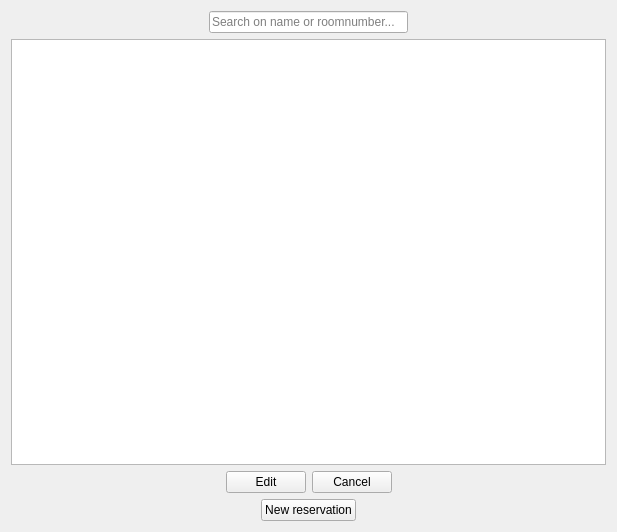
The window that hotel/reservationstab/reservationstab.ui (jgtim/itvitae-cpp-hotelrestaurantapplication) describes before a commit, drawn with Qt 5.
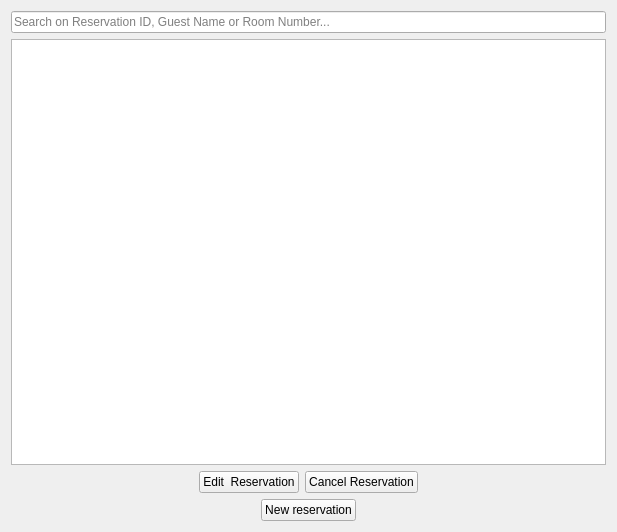
The same window after the commit.

Diff of the .ui file:
```diff
--- a/hotel/reservationstab/reservationstab.ui
+++ b/hotel/reservationstab/reservationstab.ui
@@ -16,42 +16,16 @@
   <layout class="QVBoxLayout" name="verticalLayout">
    <item>
     <layout class="QHBoxLayout" name="ReservationsTabhorizontalLayoutTop">
-     <item>
-      <spacer name="ReservationsTabSearchfieldSpacerLeft">
-       <property name="orientation">
-        <enum>Qt::Orientation::Horizontal</enum>
-       </property>
-       <property name="sizeHint" stdset="0">
-        <size>
-         <width>40</width>
-         <height>20</height>
-        </size>
-       </property>
-      </spacer>
-     </item>
      <item>
       <widget class="QLineEdit" name="ReservationsTabSearchfield">
        <property name="placeholderText">
-        <string>Search on name or roomnumber...</string>
+        <string>Search on Reservation ID, Guest Name or Room Number...</string>
        </property>
        <property name="clearButtonEnabled">
         <bool>true</bool>
        </property>
       </widget>
      </item>
-     <item>
-      <spacer name="ReservationsTabSearchfieldSpacerRight">
-       <property name="orientation">
-        <enum>Qt::Orientation::Horizontal</enum>
-       </property>
-       <property name="sizeHint" stdset="0">
-        <size>
-         <width>40</width>
-         <height>20</height>
-        </size>
-       </property>
-      </spacer>
-     </item>
     </layout>
    </item>
    <item>
@@ -86,14 +60,14 @@
      <item>
       <widget class="QPushButton" name="ReservationTabEditButton">
        <property name="text">
-        <string>Edit</string>
+        <string>Edit  Reservation</string>
        </property>
       </widget>
      </item>
      <item>
       <widget class="QPushButton" name="ReservationTabCancelButton">
        <property name="text">
-        <string>Cancel</string>
+        <string>Cancel Reservation</string>
        </property>
       </widget>
      </item>
```
